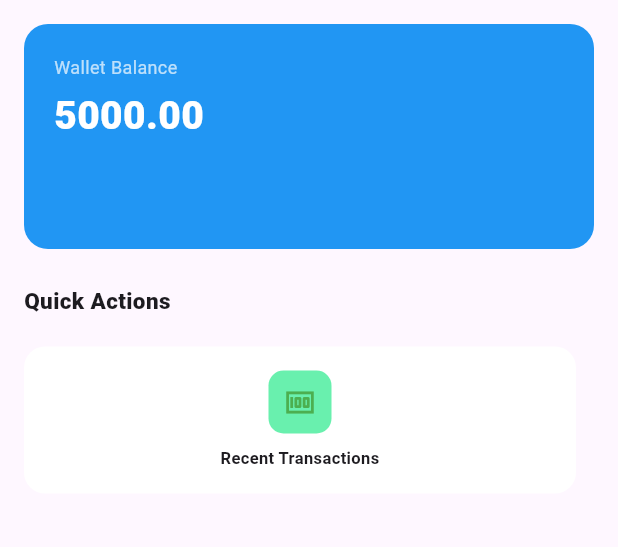
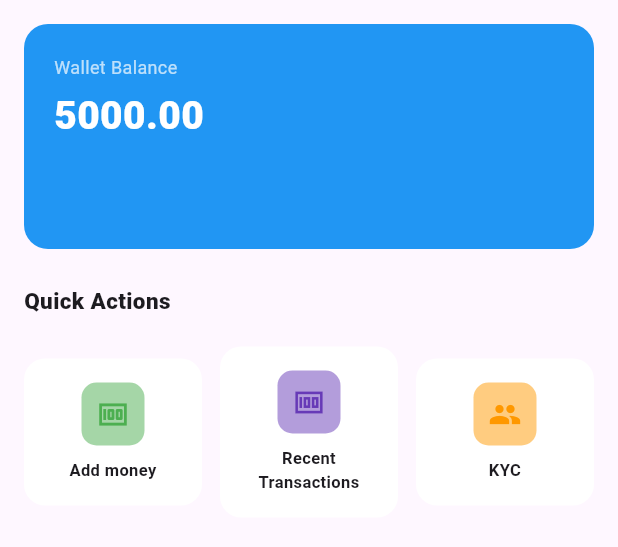
Before and after one commit to bulbul1008/mobile_pay_task, a Flutter app: the screen it shows after launch, on a phone screen of 412 x 824 dp, the part 84-631 px from its top. Run offline on Flutter 3.47's test engine with Material 3 defaults, Android fonts, the phone set to English and light mode, and no system bars; our stand-ins replace equatable, flutter_bloc, go_router.

Commit message:
Implement Add Money feature and also connect with the transaction list

```diff
--- a/lib/app.dart
+++ b/lib/app.dart
@@ -3,6 +3,9 @@ import 'package:flutter_bloc/flutter_bloc.dart';
 
 import 'core/data/app_data_source.dart';
 import 'core/navigation/app_router.dart';
+import 'features/add_money/data/repositories/bank_repository_impl.dart';
+import 'features/add_money/domain/repositories/bank_repository.dart';
+import 'features/add_money/domain/usecases/get_banks.dart';
 import 'features/transactions/data/repositories/transaction_repository_impl.dart';
 import 'features/transactions/domain/repositories/transaction_repository.dart';
 import 'features/transactions/domain/usecases/transactions_usecase.dart';
@@ -30,6 +33,9 @@ class MyApp extends StatelessWidget {
         RepositoryProvider<TransactionRepository>(
           create: (_) => TransactionRepositoryImpl(dataSource),
         ),
+        RepositoryProvider<BankRepository>(
+          create: (_) => BankRepositoryImpl(dataSource),
+        ),
       ],
       child: Builder(
         builder: (context) =>
@@ -48,6 +54,9 @@ class MyApp extends StatelessWidget {
                       TransactionsUseCase(
                         context.read<TransactionRepository>(),
                       ),
+                ),
+                RepositoryProvider(
+                  create: (context) => GetBanks(context.read<BankRepository>()),
                 ),
               ],
               child: MultiBlocProvider(
--- a/lib/core/data/app_data_source.dart
+++ b/lib/core/data/app_data_source.dart
@@ -25,4 +25,10 @@ class AppDataSource {
     final Map<String, dynamic> jsonData = json.decode(jsonString);
     return jsonData['addMoney'] as Map<String, dynamic>;
   }
+
+  Future<List<String>> getBanks() async {
+    final jsonString = await rootBundle.loadString('assets/app_data.json');
+    final Map<String, dynamic> jsonData = json.decode(jsonString);
+    return (jsonData['banks'] as List).cast<String>();
+  }
 }
--- /dev/null
+++ b/lib/features/add_money/data/repositories/bank_repository_impl.dart
@@ -0,0 +1,11 @@
+import 'package:mobile_pay_task_1/core/data/app_data_source.dart';
+import 'package:mobile_pay_task_1/features/add_money/domain/repositories/bank_repository.dart';
+
+class BankRepositoryImpl implements BankRepository {
+  const BankRepositoryImpl(this._dataSource);
+
+  final AppDataSource _dataSource;
+
+  @override
+  Future<List<String>> getBanks() => _dataSource.getBanks();
+}
--- /dev/null
+++ b/lib/features/add_money/domain/repositories/bank_repository.dart
@@ -0,0 +1,3 @@
+abstract interface class BankRepository {
+  Future<List<String>> getBanks();
+}
--- /dev/null
+++ b/lib/features/add_money/domain/usecases/get_banks.dart
@@ -0,0 +1,7 @@
+import 'package:mobile_pay_task_1/features/add_money/domain/repositories/bank_repository.dart';
+
+class GetBanks {
+  const GetBanks(this._repository);
+  final BankRepository _repository;
+  Future<List<String>> call() => _repository.getBanks();
+}
--- a/lib/features/home/presentation/screens/home_screen.dart
+++ b/lib/features/home/presentation/screens/home_screen.dart
@@ -2,6 +2,7 @@ import 'package:flutter/material.dart';
 import 'package:go_router/go_router.dart';
 import 'package:mobile_pay_task_1/core/widgets/mobile_pay_app_bar.dart';
 import 'package:mobile_pay_task_1/core/widgets/wallet_balance_card.dart';
+import 'package:mobile_pay_task_1/features/add_money/presentation/widgets/show_add_money_sheet.dart';
 import 'package:mobile_pay_task_1/features/home/presentation/widgets/quick_action_card.dart';
 
 class HomeScreen extends StatelessWidget {
@@ -22,20 +23,38 @@ class HomeScreen extends StatelessWidget {
           ),
           const SizedBox(height: 20),
           Row(
-            crossAxisAlignment: CrossAxisAlignment.start,
             children: [
               Expanded(
                 child: QuickActionCard(
                   icon: Icons.money,
                   iconColor: Colors.green,
-                  iconBackground: Colors.greenAccent,
+                  iconBackground: Colors.green.shade200,
+                  label: 'Add money',
+                  onTap: () => showAddMoneySheet(context),
+                ),
+              ),
+              const SizedBox(width: 12),
+              Expanded(
+                child: QuickActionCard(
+                  icon: Icons.money_sharp,
+                  iconColor: Colors.deepPurple,
+                  iconBackground: Colors.deepPurple.shade200,
                   label: 'Recent Transactions',
                   onTap: () => context.push('/transactions'),
                 ),
               ),
               const SizedBox(width: 12),
+              Expanded(
+                child: QuickActionCard(
+                  icon: Icons.people,
+                  iconColor: Colors.orange,
+                  iconBackground: Colors.orange.shade200,
+                  label: 'KYC',
+                  onTap: (){},
+                ),
+              ),
             ],
-          ),
+          )
         ],
       ),
     );
```
Also changed, not shown: lib/features/add_money/presentation/bloc/add_money_bloc.dart (added, +57 -0 lines), lib/features/add_money/presentation/bloc/add_money_event.dart (added, +39 -0 lines), lib/features/add_money/presentation/bloc/add_money_state.dart (added, +43 -0 lines), lib/features/add_money/presentation/widgets/add_money_sheet_body.dart (added, +125 -0 lines), lib/features/add_money/presentation/widgets/show_add_money_sheet.dart (added, +27 -0 lines).
